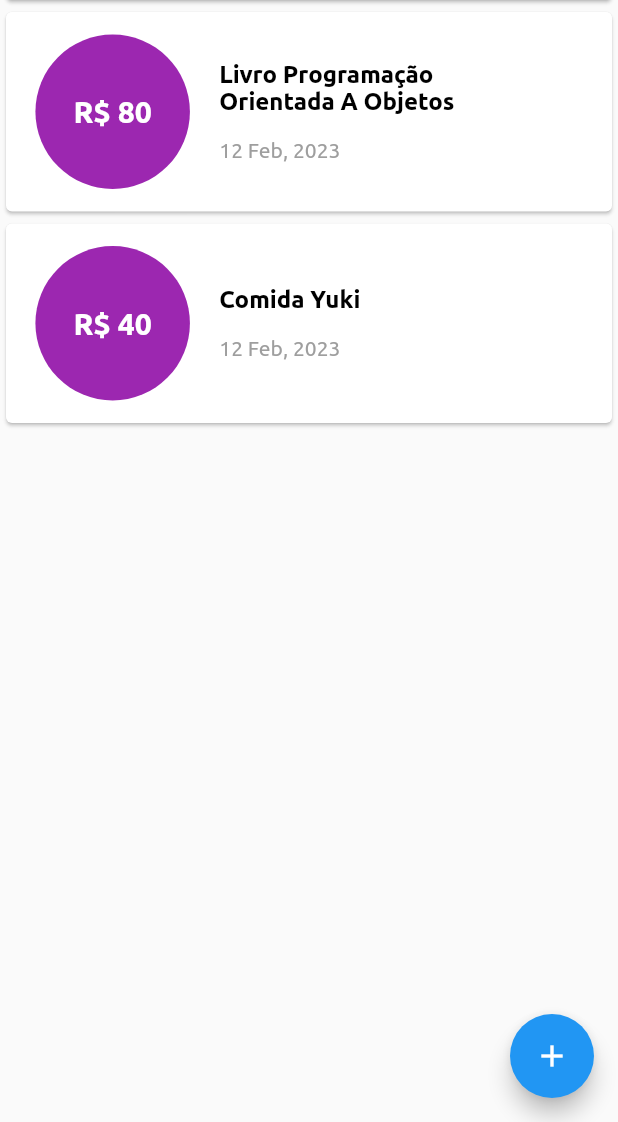
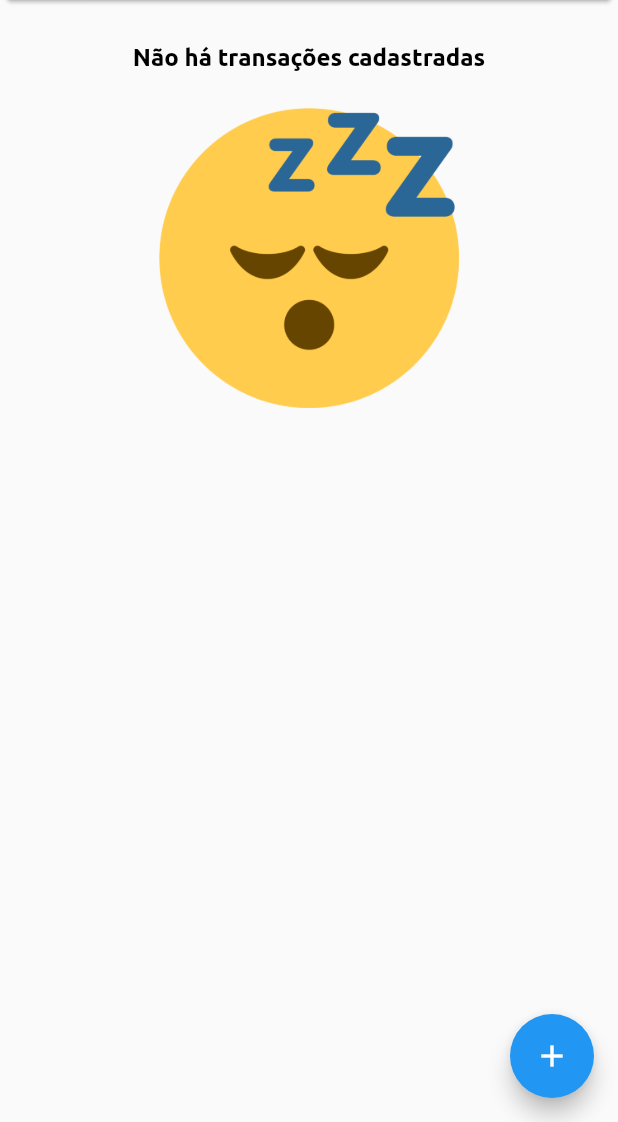
Before and after one commit to sophiecalixto/personal_expenses, a Flutter app: the screen it shows after launch, on a phone screen of 412 x 824 dp, the part 114-1236 px from its top. Run offline on Flutter 3.47's test engine with Material 2 defaults, Android fonts, the phone set to English and light mode, and no system bars.

Commit message:
feat: waiting transaction list

```diff
--- a/lib/components/transaction_list.dart
+++ b/lib/components/transaction_list.dart
@@ -9,9 +9,27 @@ class TransactionList extends StatelessWidget {
 
   @override
   Widget build(BuildContext context) {
-    return Container(
+    return SizedBox(
       height: 400,
-      child: ListView.builder(
+      child: transactionList.isEmpty
+          ? Column(
+              children: [
+                const SizedBox(height: 25),
+                Text(
+                  "Não há transações cadastradas",
+                  style: Theme.of(context).textTheme.headlineMedium,
+                ),
+                const SizedBox(height: 25),
+                SizedBox(
+                  height: 200,
+                  child: Image.asset(
+                    'assets/images/waiting.png',
+                    fit: BoxFit.cover,
+                  ),
+                ),
+              ],
+            )
+          : ListView.builder(
               itemCount: transactionList.length,
               itemBuilder: (context, index) {
                 final transaction = transactionList[index];
--- a/lib/main.dart
+++ b/lib/main.dart
@@ -60,18 +60,6 @@ class MyHomePage extends StatefulWidget {
 
 class _MyHomePageState extends State<MyHomePage> {
   final List<Transaction> transactionList = [
-    Transaction(
-      id: 'transacao-1',
-      title: 'Livro Programação Orientada A Objetos',
-      value: 80.0,
-      time: DateTime.now(),
-    ),
-    Transaction(
-      id: 'transacao-2',
-      title: 'Comida Yuki',
-      value: 40.0,
-      time: DateTime.now(),
-    ),
   ];
 
   void _addTransaction(String title, double value) {
--- a/pubspec.yaml
+++ b/pubspec.yaml
@@ -60,9 +60,8 @@ flutter:
   uses-material-design: true
 
   # To add assets to your application, add an assets section, like this:
-  # assets:
-  #   - images/a_dot_burr.jpeg
-  #   - images/a_dot_ham.jpeg
+  assets:
+    - assets/images/waiting.png
 
   # An image asset can refer to one or more resolution-specific "variants", see
   # https://flutter.dev/assets-and-images/#resolution-aware
```
Also changed, not shown: assets/images/waiting.png (added). Lines whose indentation alone changed are shown as unchanged.
